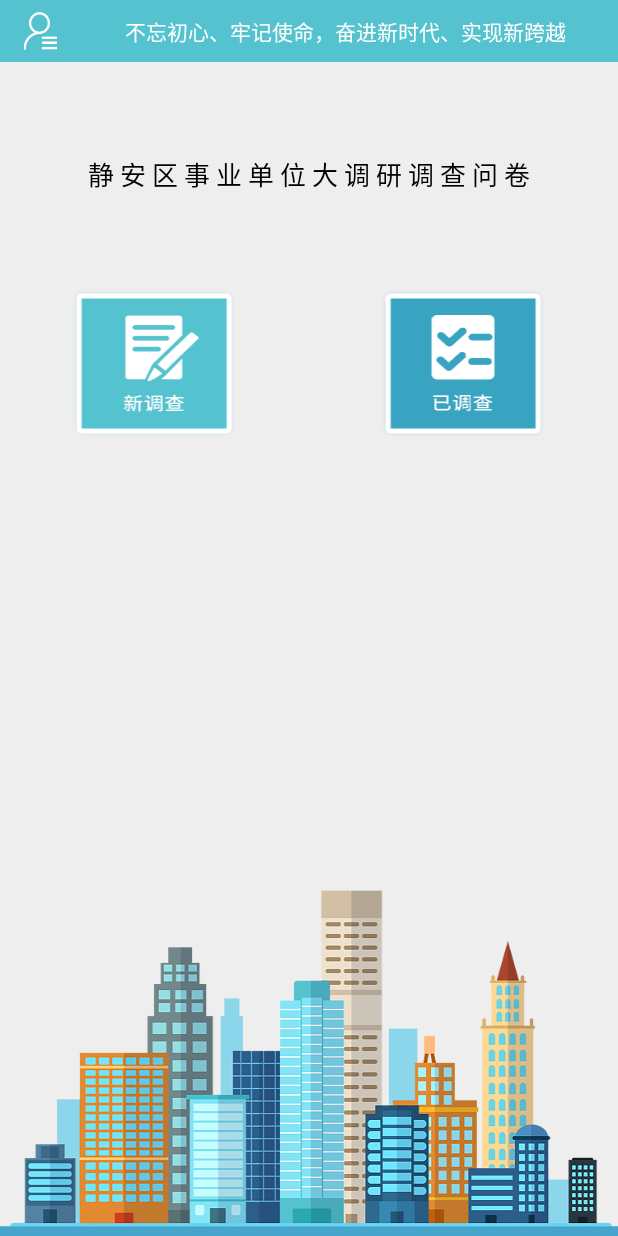
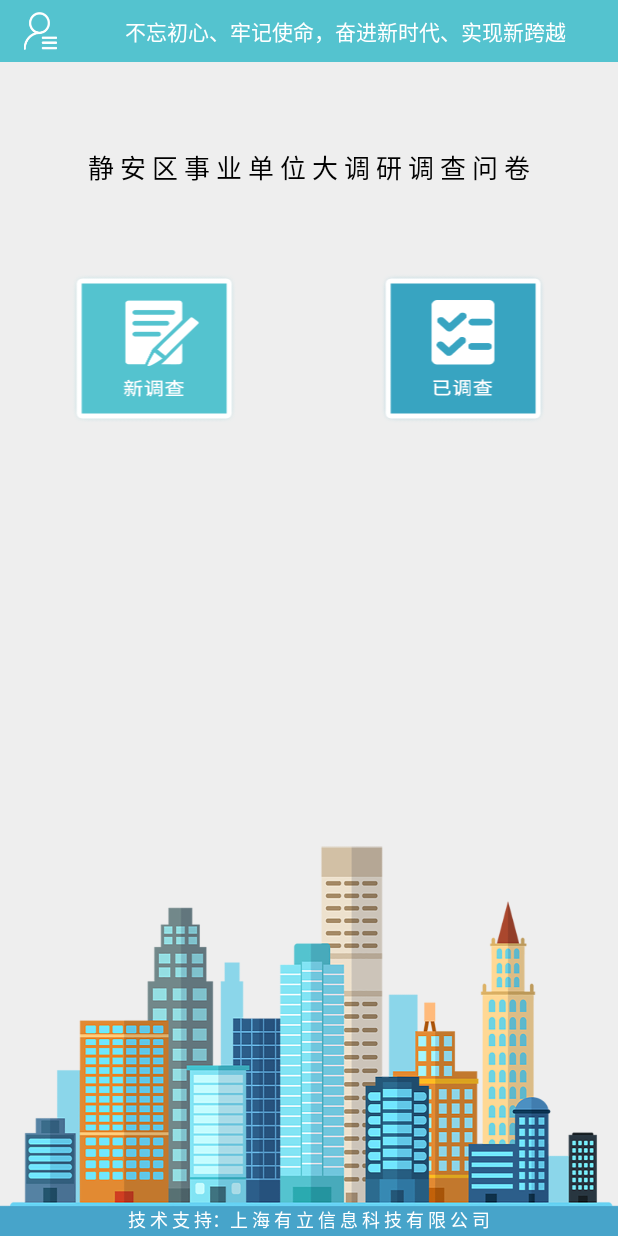
Before and after one commit to 2381447237/bigWenJuan, an Android app: the InvestTypeActivity screen opened directly, with no data from a screen before it, on a phone screen of 412 x 824 dp. Run offline under Robolectric (Android 15) with nearby library versions, the phone set to English and light mode, and no system bars; 1 statement that could not run was skipped.

Commit message:
添加了几个文字

```diff
--- a/app/build.gradle
+++ b/app/build.gradle
@@ -7,7 +7,7 @@ android {
         applicationId "com.youli.companybigwenjuan"
         minSdkVersion 15
         targetSdkVersion 22
-        versionCode 6
+        versionCode 7
         versionName "1.0"
         testInstrumentationRunner "android.support.test.runner.AndroidJUnitRunner"
     }
--- a/app/src/main/res/layout/activity_invest_type.xml
+++ b/app/src/main/res/layout/activity_invest_type.xml
@@ -102,9 +102,23 @@
         android:layout_height="0dp"
         android:layout_weight="2"></LinearLayout>
     <LinearLayout
-        android:background="@drawable/tp"
+        android:background="@drawable/sjtp"
         android:layout_width="fill_parent"
-        android:layout_height="wrap_content"/>
+        android:layout_height="wrap_content"
+        >
+
+        <TextView
+            android:paddingBottom="2dp"
+        android:layout_gravity="bottom"
+        android:textSize="12sp"
+        android:textColor="#ffffff"
+        android:text="技 术 支 持：上 海 有 立 信 息 科 技 有 限 公 司"
+        android:layout_width="fill_parent"
+        android:layout_height="wrap_content"
+        android:gravity="center"/>
 
 
 </LinearLayout>
+
+
+</LinearLayout>
```
Also changed, not shown: app/src/main/res/layout/activity_login.xml (+10 -1 lines), app/src/main/res/drawable-xxhdpi/sjtp.png (added), app/src/main/res/drawable-xxhdpi/tp.png (deleted), 4 other files.
